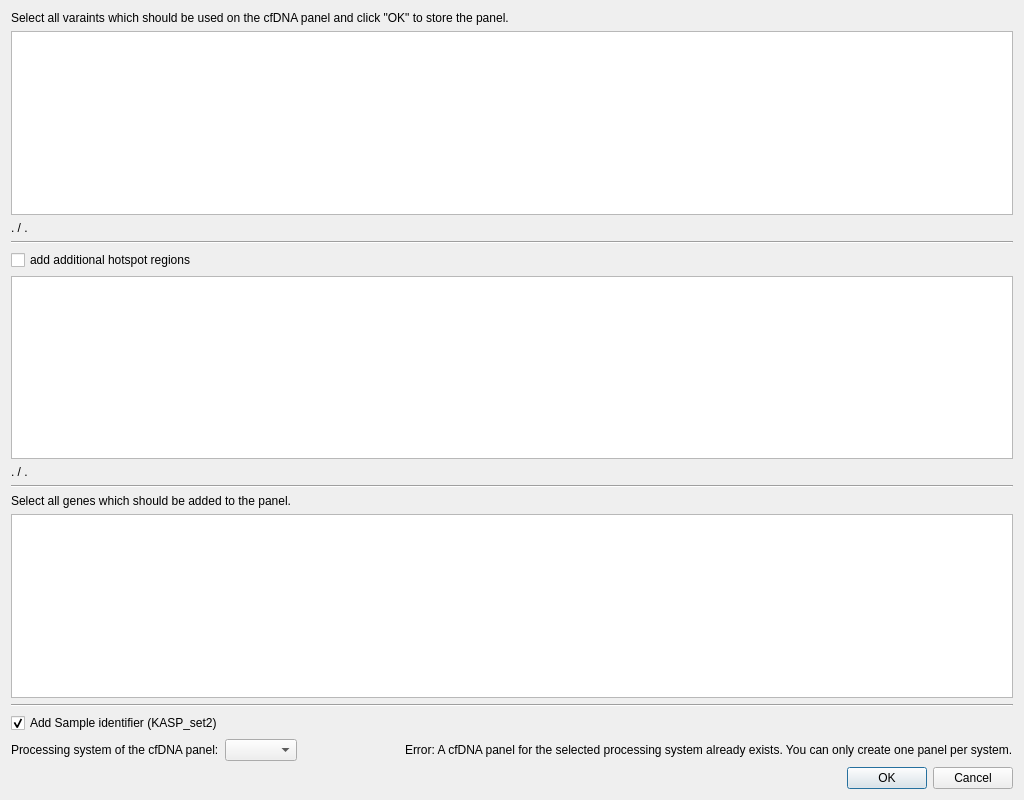
Old version of the form src/GSvar/CfDNAPanelDesignDialog.ui in the repository imgag/ngs-bits.
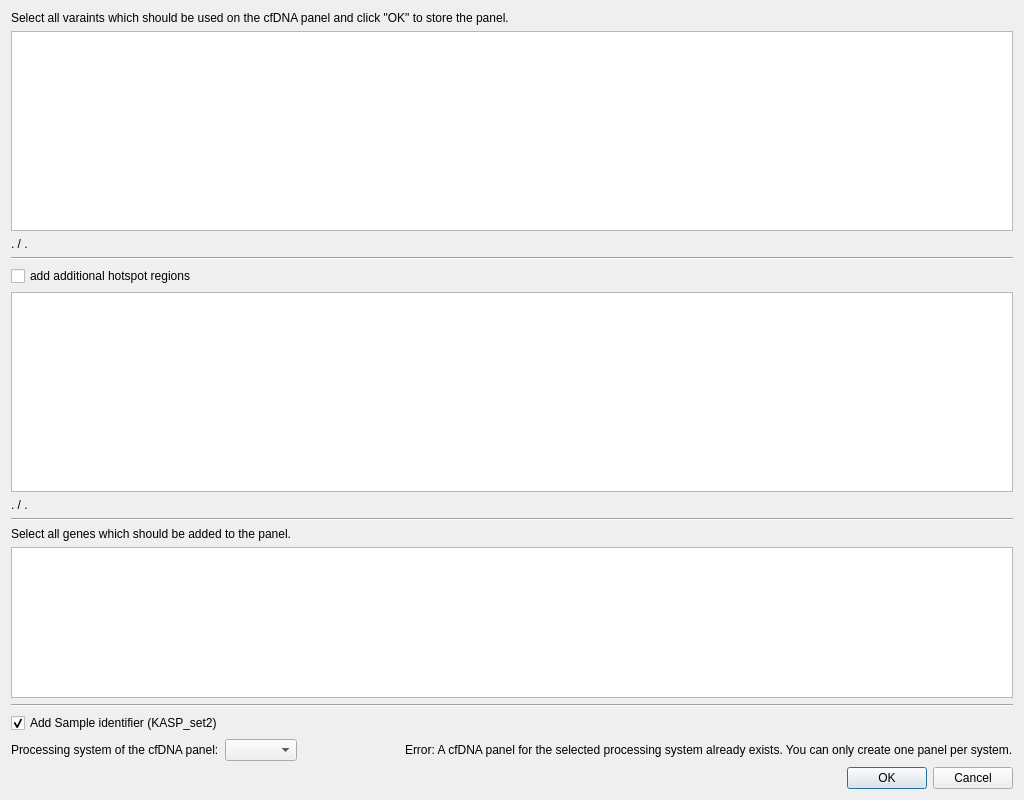
New version of the form. Custom widgets are drawn as their Qt base class.

Commit message:
src/GSvar/CfDNAPanelDesignDialog.cpp: Bugfix: perform duplicate check after load, changed color of error message
src/GSvar/CfDNAPanelDesignDialog.ui: set minium size for table views

src/GSvar/DiseaseCourseWidget.cpp: minor GUI changes

src/cppNGS/VcfFile.cpp: Bugfix: toText produced unsupported QByteArray for MySQL

src/cppNGSD/NGSD.cpp: added correct path to cfDNA VCF in NGSD::processedSamplePath()

Diff of the .ui file:
```diff
--- a/src/GSvar/CfDNAPanelDesignDialog.ui
+++ b/src/GSvar/CfDNAPanelDesignDialog.ui
@@ -23,6 +23,18 @@
    </item>
    <item>
     <widget class="QTableWidget" name="vars">
+     <property name="sizePolicy">
+      <sizepolicy hsizetype="Expanding" vsizetype="Expanding">
+       <horstretch>0</horstretch>
+       <verstretch>0</verstretch>
+      </sizepolicy>
+     </property>
+     <property name="minimumSize">
+      <size>
+       <width>0</width>
+       <height>200</height>
+      </size>
+     </property>
      <property name="midLineWidth">
       <number>0</number>
      </property>
@@ -54,6 +66,12 @@
    </item>
    <item>
     <widget class="QTableWidget" name="hotspot_regions">
+     <property name="minimumSize">
+      <size>
+       <width>0</width>
+       <height>200</height>
+      </size>
+     </property>
      <property name="sizeAdjustPolicy">
       <enum>QAbstractScrollArea::AdjustToContents</enum>
      </property>
@@ -83,7 +101,7 @@
    <item>
     <widget class="QTableWidget" name="genes">
      <property name="sizePolicy">
-      <sizepolicy hsizetype="Expanding" vsizetype="MinimumExpanding">
+      <sizepolicy hsizetype="Expanding" vsizetype="Expanding">
        <horstretch>0</horstretch>
        <verstretch>0</verstretch>
       </sizepolicy>
```
The commit also changes 4 other files.
